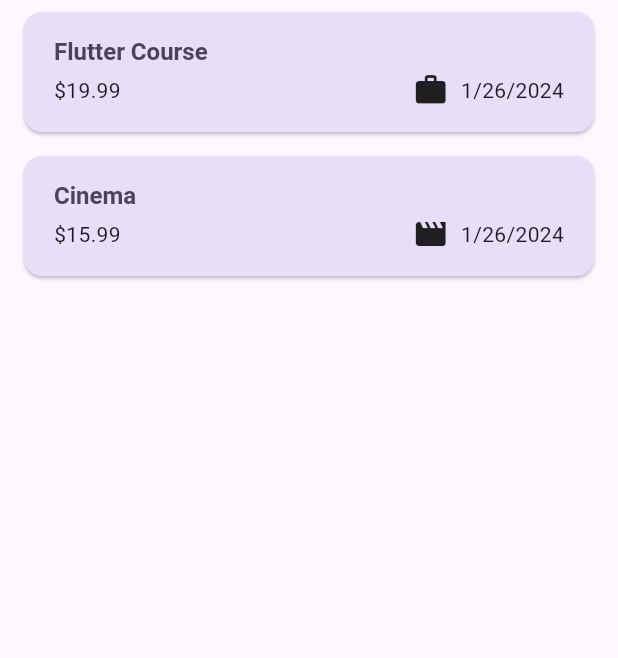
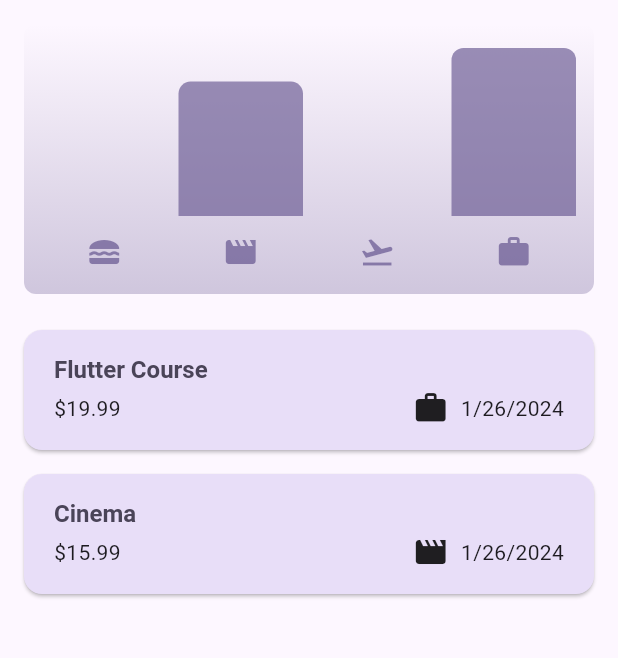
Before and after one commit to VietHoang319/ExpenseTracker-Flutter, a Flutter app: the screen it shows after launch, on a phone screen of 412 x 824 dp, the part 114-772 px from its top. Run offline on Flutter 3.47's test engine with Material 3 defaults, Android fonts, the phone set to English and light mode, and no system bars.

Commit message:
add chart

```diff
--- a/lib/models/expense.dart
+++ b/lib/models/expense.dart
@@ -44,7 +44,7 @@ class ExpenseBucket {
             .where((expense) => expense.category == category)
             .toList();
 
-  double get totalExpense {
+  double get totalExpenses {
     double sum = 0;
 
     for (final expense in expenses) {
--- a/lib/widgets/chart/chart.dart
+++ b/lib/widgets/chart/chart.dart
@@ -0,0 +1,95 @@
+import 'package:flutter/material.dart';
+
+import 'package:expense_tracker/widgets/chart/chart_bar.dart';
+import 'package:expense_tracker/models/expense.dart';
+
+class Chart extends StatelessWidget {
+  const Chart({super.key, required this.expenses});
+
+  final List<Expense> expenses;
+
+  List<ExpenseBucket> get buckets {
+    return [
+      ExpenseBucket.forCategory(expenses, Category.food),
+      ExpenseBucket.forCategory(expenses, Category.leisure),
+      ExpenseBucket.forCategory(expenses, Category.travel),
+      ExpenseBucket.forCategory(expenses, Category.work),
+    ];
+  }
+
+  double get maxTotalExpense {
+    double maxTotalExpense = 0;
+
+    for (final bucket in buckets) {
+      if (bucket.totalExpenses > maxTotalExpense) {
+        maxTotalExpense = bucket.totalExpenses;
+      }
+    }
+
+    return maxTotalExpense;
+  }
+
+  @override
+  Widget build(BuildContext context) {
+    final isDarkMode =
+        MediaQuery.of(context).platformBrightness == Brightness.dark;
+    return Container(
+      margin: const EdgeInsets.all(16),
+      padding: const EdgeInsets.symmetric(
+        vertical: 16,
+        horizontal: 8,
+      ),
+      width: double.infinity,
+      height: 180,
+      decoration: BoxDecoration(
+        borderRadius: BorderRadius.circular(8),
+        gradient: LinearGradient(
+          colors: [
+            Theme.of(context).colorScheme.primary.withOpacity(0.3),
+            Theme.of(context).colorScheme.primary.withOpacity(0.0)
+          ],
+          begin: Alignment.bottomCenter,
+          end: Alignment.topCenter,
+        ),
+      ),
+      child: Column(
+        children: [
+          Expanded(
+            child: Row(
+              crossAxisAlignment: CrossAxisAlignment.end,
+              children: [
+                for (final bucket in buckets) // alternative to map()
+                  ChartBar(
+                    fill: bucket.totalExpenses == 0
+                        ? 0
+                        : bucket.totalExpenses / maxTotalExpense,
+                  )
+              ],
+            ),
+          ),
+          const SizedBox(height: 12),
+          Row(
+            children: buckets
+                .map(
+                  (bucket) => Expanded(
+                    child: Padding(
+                      padding: const EdgeInsets.symmetric(horizontal: 4),
+                      child: Icon(
+                        categoryIcons[bucket.category],
+                        color: isDarkMode
+                            ? Theme.of(context).colorScheme.secondary
+                            : Theme.of(context)
+                                .colorScheme
+                                .primary
+                                .withOpacity(0.7),
+                      ),
+                    ),
+                  ),
+                )
+                .toList(),
+          )
+        ],
+      ),
+    );
+  }
+}
--- a/lib/widgets/chart/chart_bar.dart
+++ b/lib/widgets/chart/chart_bar.dart
@@ -0,0 +1,34 @@
+import 'package:flutter/material.dart';
+
+class ChartBar extends StatelessWidget {
+  const ChartBar({
+    super.key,
+    required this.fill,
+  });
+
+  final double fill;
+
+  @override
+  Widget build(BuildContext context) {
+    final isDarkMode =
+        MediaQuery.of(context).platformBrightness == Brightness.dark;
+    return Expanded(
+      child: Padding(
+        padding: const EdgeInsets.symmetric(horizontal: 4),
+        child: FractionallySizedBox(
+          heightFactor: fill,
+          child: DecoratedBox(
+            decoration: BoxDecoration(
+              shape: BoxShape.rectangle,
+              borderRadius:
+              const BorderRadius.vertical(top: Radius.circular(8)),
+              color: isDarkMode
+                  ? Theme.of(context).colorScheme.secondary
+                  : Theme.of(context).colorScheme.primary.withOpacity(0.65),
+            ),
+          ),
+        ),
+      ),
+    );
+  }
+}
--- a/lib/widgets/expenses.dart
+++ b/lib/widgets/expenses.dart
@@ -1,3 +1,4 @@
+import 'package:expense_tracker/widgets/chart/chart.dart';
 import 'package:expense_tracker/widgets/expenses_list/expense_list.dart';
 import 'package:expense_tracker/models/expense.dart';
 import 'package:expense_tracker/widgets/new_expense.dart';
@@ -85,6 +86,7 @@ class _ExpensesState extends State<Expenses> {
       body: Column(
         children: [
           const Text('The chart'),
+          Chart(expenses: _registeredExpenses),
           Expanded(
             child: mainContent,
           ),
```
